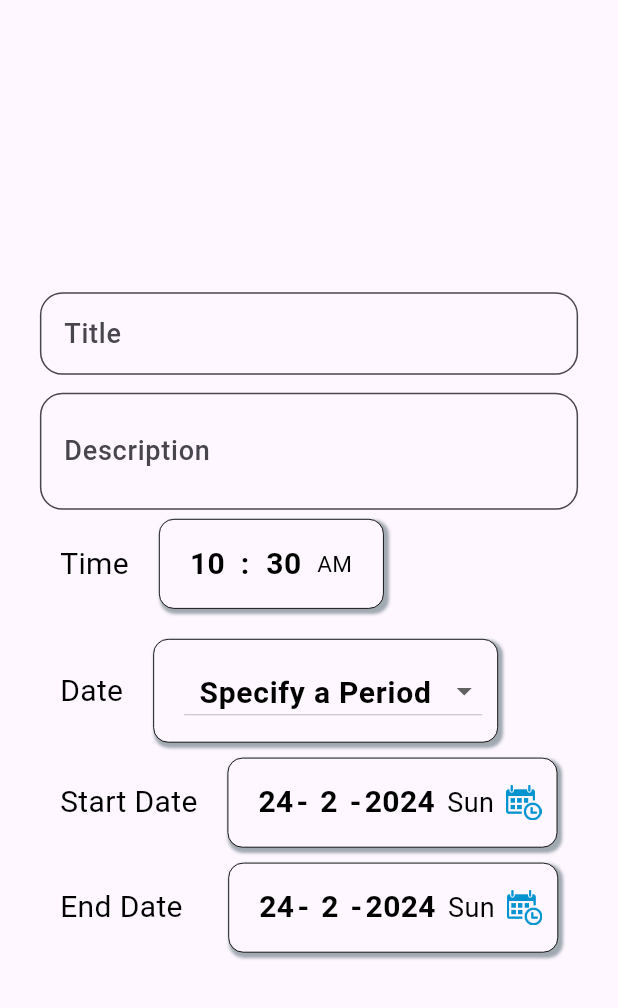
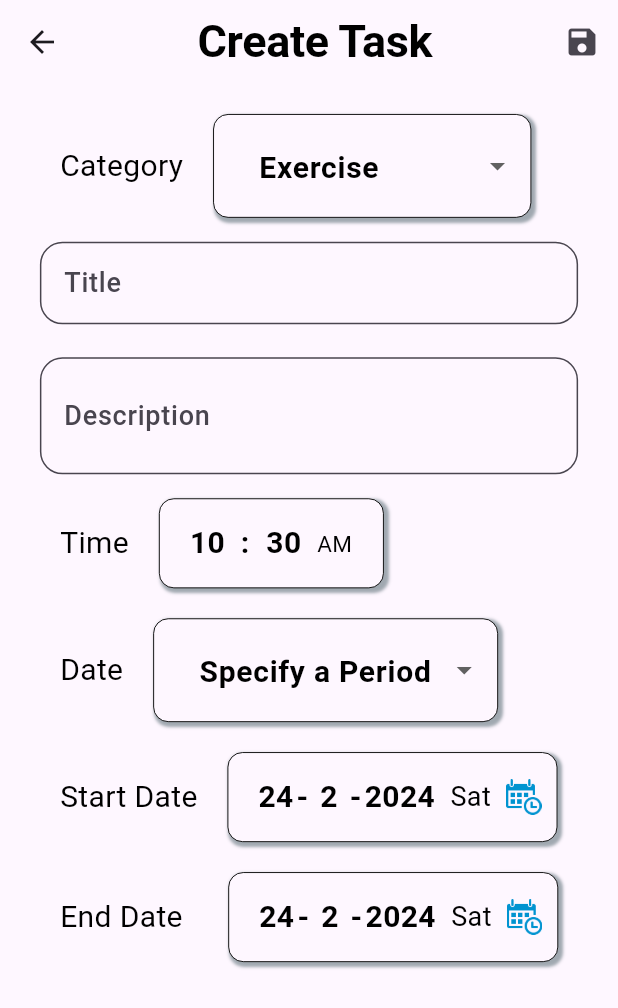
Before and after one commit to dhwanish-3/Heartless, a Flutter app: the TaskFormPage screen opened directly, on a phone screen of 412 x 824 dp. Shown: the top 1008 px of the screen. Run offline on Flutter 3.47's test engine with Material 3 defaults, Android fonts, the phone set to English and light mode, and no system bars; our stand-ins replace cached_network_image, cloud_firestore, firebase_auth, firebase_core, flutter_svg, fluttertoast and 7 more; missing offline and left inert: calendar_slider, flutter_barcode_scanner; accounts and stored records are empty.

Commit message:
task category button + range error fix in DatePickerButton

```diff
--- a/lib/pages/schedule/create_task_page.dart
+++ b/lib/pages/schedule/create_task_page.dart
@@ -2,7 +2,6 @@ import 'package:flutter/material.dart';
 import 'package:heartless/main.dart';
 import 'package:heartless/shared/constants.dart';
 import 'package:heartless/shared/provider/widget_provider.dart';
-import 'package:heartless/widgets/auth/email_phone_toggle.dart';
 import 'package:heartless/widgets/auth/text_input.dart';
 import 'package:heartless/widgets/schedule/date_picker_button.dart';
 import 'package:heartless/widgets/schedule/time_picker_button.dart';
@@ -19,26 +18,97 @@ class _TaskFormPageState extends State<TaskFormPage> {
   final TextEditingController _titleController = TextEditingController();
   final TextEditingController _descriptionController = TextEditingController();
   TimeOfDay _selectedTime = TimeOfDay.now();
-  String dropDownValue = 'Specify a Period';
+  String dateDropDownValue = 'Specify a Period';
+  String typeDropDownValue = 'Exercise';
   DateTime startDate = DateTime.now();
   DateTime endDate = DateTime.now();
   @override
   Widget build(BuildContext context) {
     WidgetNotifier widgetNotifier =
         Provider.of<WidgetNotifier>(context, listen: false);
-    return Scaffold(
-        body: Center(
+    return SafeArea(
+      child: Scaffold(
+        appBar: AppBar(
+          leading: IconButton(
+            onPressed: () {
+              // widgetNotifier.setWidget(WidgetType.schedule);
+            },
+            icon: const Icon(Icons.arrow_back),
+          ),
+          title: Center(
+            child: Text(
+              'Create Task',
+              style: Theme.of(context).textTheme.displayLarge,
+            ),
+          ),
+          actions: [
+            IconButton(
+              onPressed: () {
+                if (_formKey.currentState!.validate()) {
+                  // widgetNotifier.setWidget(WidgetType.schedule);
+                }
+              },
+              icon: const Icon(Icons.save),
+            ),
+          ],
+        ),
+        body: SingleChildScrollView(
           child: Form(
             key: _formKey,
             child: Column(
               mainAxisAlignment: MainAxisAlignment.center,
+              crossAxisAlignment: CrossAxisAlignment.center,
               children: [
+                // const SizedBox(height: 20),
+                // Text(
+                //   'Create Task',
+                //   style: Theme.of(context).textTheme.displayLarge,
+                // ),
+                const SizedBox(height: 20),
+                SelectorWidgetRow(
+                    text: 'Category',
+                    childWidget: Container(
+                        padding: const EdgeInsets.fromLTRB(20, 10, 10, 10),
+                        decoration: BoxDecoration(
+                          borderRadius: BorderRadius.circular(10),
+                          color: Theme.of(context).cardColor,
+                          border: Border.all(
+                            color: Theme.of(context).shadowColor,
+                            width: 0.6,
+                          ),
+                          boxShadow: const [
+                            BoxShadow(
+                              color: Constants.customGray,
+                              // color: Theme.of(context).shadowColor.withOpacity(0.5),
+                              blurRadius: 1,
+                              spreadRadius: 1,
+                              offset: Offset(2, 2),
+                            ),
+                          ],
+                        ),
+                        child: DropDownWidget(
+                          dropdownItems: const [
+                            'Medicine',
+                            'Exercise',
+                            'Food',
+                            'Miscellaneous'
+                          ],
+                          dropdownValue: typeDropDownValue,
+                          onChanged: (newValue) {
+                            setState(() {
+                              typeDropDownValue = newValue;
+                              print("New Value at parent: $newValue");
+                            });
+                          },
+                        ))),
+                const SizedBox(height: 10),
                 TextFieldInput(
                   textEditingController: _titleController,
                   hintText: 'Enter title of task',
                   labelText: 'Title',
                   textInputType: TextInputType.text,
                 ),
+                const SizedBox(height: 10),
                 TextFieldInput(
                   textEditingController: _descriptionController,
                   hintText: 'Instructions or Description',
@@ -46,6 +116,7 @@ class _TaskFormPageState extends State<TaskFormPage> {
                   maxLines: 2,
                   textInputType: TextInputType.text,
                 ),
+                const SizedBox(height: 10),
                 SelectorWidgetRow(
                   text: 'Time',
                   childWidget: TimePickerButton(
@@ -79,17 +150,21 @@ class _TaskFormPageState extends State<TaskFormPage> {
                             ),
                           ],
                         ),
-                    child: DateDropdown(
-                      dropdownValue: dropDownValue,
+                        child: DropDownWidget(
+                          dropdownItems: const [
+                            'Specify a Period',
+                            'Selective Days'
+                          ],
+                          dropdownValue: dateDropDownValue,
                           onChanged: (newValue) {
                             setState(() {
-                          dropDownValue = newValue;
+                              dateDropDownValue = newValue;
                               print("New Value at parent: $newValue");
                             });
                           },
                         ))),
-            const SizedBox(height: 10),
-            dropDownValue == 'Specify a Period'
+                const SizedBox(height: 20),
+                dateDropDownValue == 'Specify a Period'
                     ? DateRangeSelector(
                         startDate: startDate,
                         endDate: endDate,
@@ -99,46 +174,49 @@ class _TaskFormPageState extends State<TaskFormPage> {
                         onEndDateChanged: (newDate) {
                           endDate = newDate;
                         })
-                : Container(),
+                    : Container(
+                        width: 10,
+                      ),
               ],
             ),
           ),
-    ));
+        ),
+      ),
+    );
   }
 }
 
-class DateDropdown extends StatelessWidget {
+class DropDownWidget extends StatelessWidget {
   final String dropdownValue;
   final ValueChanged<String> onChanged;
+  final List<String> dropdownItems;
 
-  const DateDropdown({
+  const DropDownWidget({
     super.key,
     required this.dropdownValue,
     required this.onChanged,
+    required this.dropdownItems,
   });
 
   // String dropdownValue = 'Selective Days';
   @override
   Widget build(BuildContext context) {
-    print('while rebuilding DropdownValue: $dropdownValue');
     return DropdownButton<String>(
+      underline: Container(height: 0),
       value: dropdownValue,
       iconSize: 24,
       onChanged: (String? newValue) {
         onChanged(newValue!);
       },
-      items: <String>['Specify a Period', 'Selective Days']
-          .map<DropdownMenuItem<String>>((String value) {
+      items: dropdownItems.map<DropdownMenuItem<String>>((String value) {
         return DropdownMenuItem<String>(
           value: value,
-          child: Expanded(
           child: Container(
               padding: const EdgeInsets.all(10),
               child: Text(
                 value,
                 style: Theme.of(context).textTheme.bodyLarge,
               )),
-          ),
         );
       }).toList(),
     );
@@ -222,7 +300,9 @@ class _DateRangeSelectorState extends State<DateRangeSelector> {
     return Column(
       children: [
         SelectorWidgetRow(
-          childWidget: DatePickerButton(
+          childWidget: Flexible(
+            // Wrap DatePickerButton in Flexible
+            child: DatePickerButton(
               selectedDate: _startDate,
               onChanged: (newDate) {
                 setState(() {
@@ -231,11 +311,14 @@ class _DateRangeSelectorState extends State<DateRangeSelector> {
                 widget.onStartDateChanged(newDate);
               },
             ),
+          ),
           text: 'Start Date',
         ),
-        const SizedBox(height: 10),
+        const SizedBox(height: 20),
         SelectorWidgetRow(
-          childWidget: DatePickerButton(
+          childWidget: Flexible(
+            // Wrap DatePickerButton in Flexible
+            child: DatePickerButton(
               selectedDate: _endDate,
               onChanged: (newDate) {
                 setState(() {
@@ -244,6 +327,7 @@ class _DateRangeSelectorState extends State<DateRangeSelector> {
                 widget.onEndDateChanged(newDate);
               },
             ),
+          ),
           text: 'End Date  ',
         ),
       ],
--- a/lib/widgets/schedule/date_picker_button.dart
+++ b/lib/widgets/schedule/date_picker_button.dart
@@ -20,7 +20,7 @@ class _DatePickerButtonState extends State<DatePickerButton> {
       context: context,
       initialDate: widget.selectedDate,
       firstDate: DateTime(2015, 8),
-      lastDate: DateTime(2101),
+      lastDate: DateTime(2025),
     );
     if (picked != null && picked != widget.selectedDate) {
       if (picked.isBefore(DateTime.now())) {
@@ -51,6 +51,8 @@ class _DatePickerButtonState extends State<DatePickerButton> {
   @override
   Widget build(BuildContext context) {
     List<String> daysOfWeek = ['Mon', 'Tue', 'Wed', 'Thu', 'Fri', 'Sat', 'Sun'];
+    print(widget.selectedDate.month);
+    print(widget.selectedDate.weekday);
     return GestureDetector(
         onTap: () {
           _selectDate(context);
@@ -144,7 +146,7 @@ class _DatePickerButtonState extends State<DatePickerButton> {
                   flex: 4,
                   child: Text(
                     textAlign: TextAlign.center,
-                    daysOfWeek[widget.selectedDate.weekday].toString(),
+                    daysOfWeek[widget.selectedDate.weekday - 1].toString(),
                     style: TextStyle(
                       fontSize: 18,
                       color: Theme.of(context).shadowColor,
```
Lines whose indentation alone changed are shown as unchanged.
